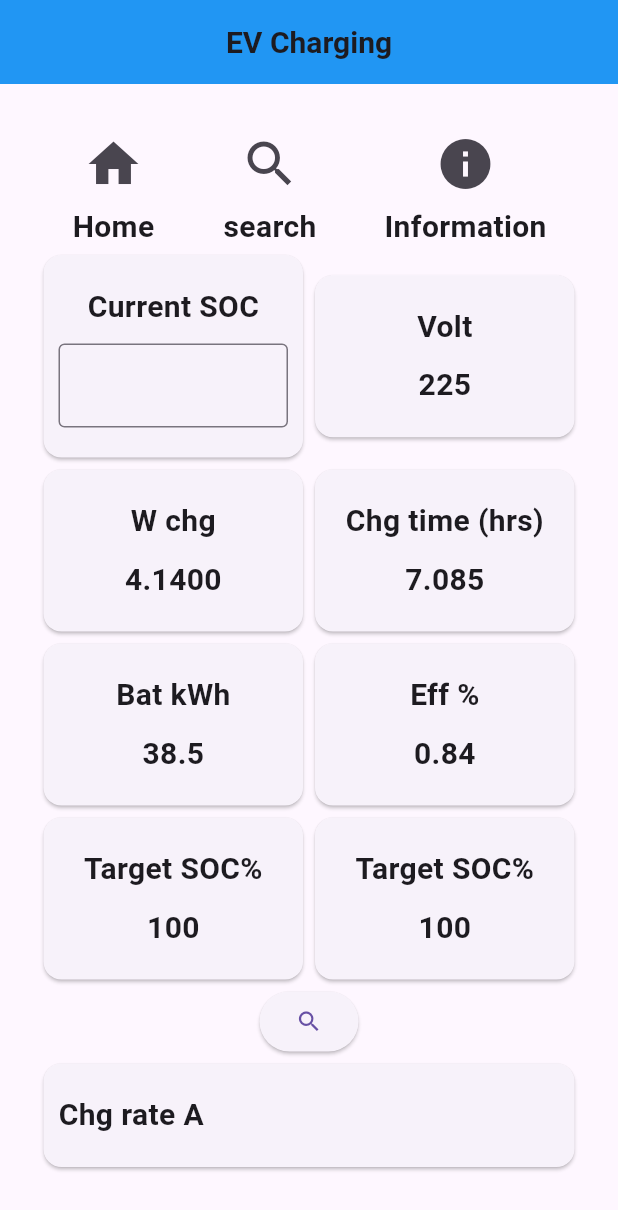
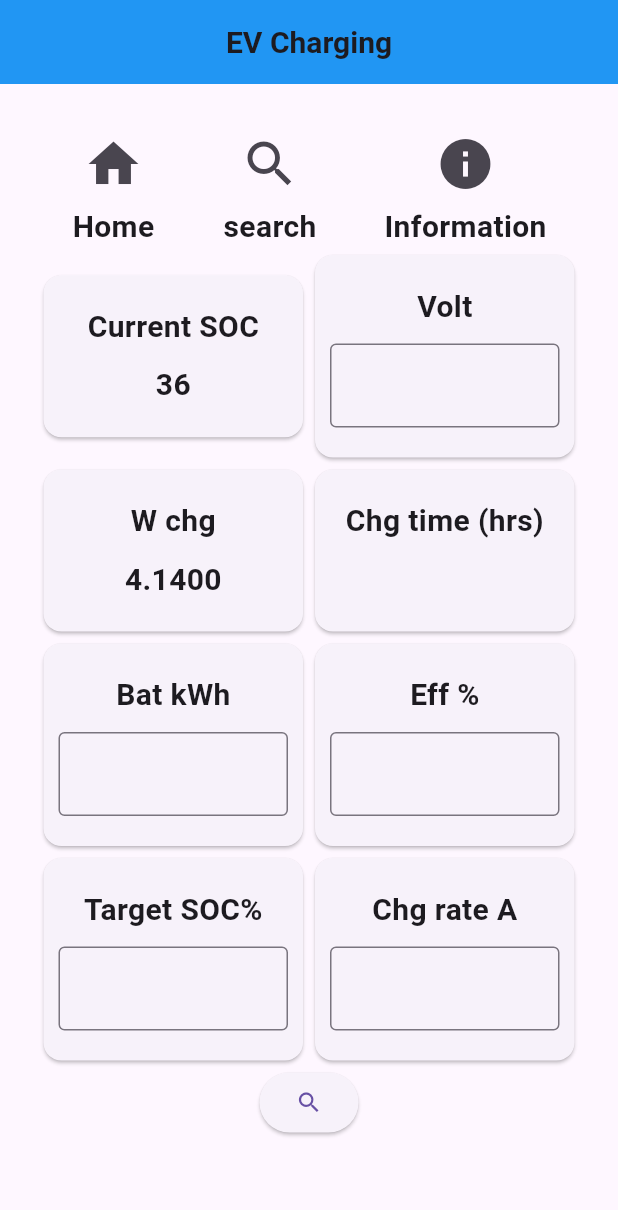
Before and after one commit to ghost08A/arm_app, a Flutter app: the screen it shows after launch, on a phone screen of 412 x 824 dp. Shown: the top 1210 px of the screen. Run offline on Flutter 3.47's test engine with Material 3 defaults, Android fonts, the phone set to English and light mode, and no system bars.

Commit message:
v4.1 input

```diff
--- a/lib/detall.dart
+++ b/lib/detall.dart
@@ -1,4 +1,5 @@
 import 'package:flutter/material.dart';
+import 'package:flutter/services.dart';
 
 class Detall extends StatefulWidget {
   const Detall({super.key});
@@ -8,21 +9,11 @@ class Detall extends StatefulWidget {
 }
 
 class _DetallState extends State<Detall> {
-  String _output_Current = '';
-  String _output_Target = '';
-  String _output_Chg_rate = '';
-  String _output_Volt = '';
-  String _output_W_chg = '';
-  String _output_Chg_time = '';
-  String _output_Bat_kwh = '';
-  String _output_Eff = '';
+  String Charging_time = '';
 
-  final Current = TextEditingController();
   final Target = TextEditingController();
   final Chg_rate = TextEditingController();
   final Volt = TextEditingController();
-  final W_chg = TextEditingController();
-  final Chg_time = TextEditingController();
   final Bat_kwh = TextEditingController();
   final Eff = TextEditingController();
 
@@ -94,11 +85,10 @@ class _DetallState extends State<Detall> {
                               fontWeight: FontWeight.bold, fontSize: 20),
                         ),
                         SizedBox(height: 10),
-                        TextField(
-                          controller: Current,
-                          decoration: InputDecoration(
-                            border: OutlineInputBorder(),
-                          ),
+                        Text(
+                          "36",
+                          style: TextStyle(
+                              fontWeight: FontWeight.bold, fontSize: 20),
                         ),
                       ],
                     ),
@@ -118,10 +108,12 @@ class _DetallState extends State<Detall> {
                               fontWeight: FontWeight.bold, fontSize: 20),
                         ),
                         SizedBox(height: 10),
-                        Text(
-                          "225",
-                          style: TextStyle(
-                              fontWeight: FontWeight.bold, fontSize: 20),
+                        TextField(
+                          controller: Volt,
+                          keyboardType: TextInputType.number,
+                          decoration: InputDecoration(
+                            border: OutlineInputBorder(),
+                          ),
                         ),
                       ],
                     ),
@@ -170,7 +162,7 @@ class _DetallState extends State<Detall> {
                         ),
                         SizedBox(height: 10),
                         Text(
-                          "7.085",
+                          "$Charging_time",
                           style: TextStyle(
                               fontWeight: FontWeight.bold, fontSize: 20),
                         ),
@@ -197,10 +189,12 @@ class _DetallState extends State<Detall> {
                               fontWeight: FontWeight.bold, fontSize: 20),
                         ),
                         SizedBox(height: 10),
-                        Text(
-                          "38.5",
-                          style: TextStyle(
-                              fontWeight: FontWeight.bold, fontSize: 20),
+                        TextField(
+                          controller: Bat_kwh,
+                          keyboardType: TextInputType.number,
+                          decoration: InputDecoration(
+                            border: OutlineInputBorder(),
+                          ),
                         ),
                       ],
                     ),
@@ -220,10 +214,12 @@ class _DetallState extends State<Detall> {
                               fontWeight: FontWeight.bold, fontSize: 20),
                         ),
                         SizedBox(height: 10),
-                        Text(
-                          "0.84",
-                          style: TextStyle(
-                              fontWeight: FontWeight.bold, fontSize: 20),
+                        TextField(
+                          controller: Eff,
+                          keyboardType: TextInputType.number,
+                          decoration: InputDecoration(
+                            border: OutlineInputBorder(),
+                          ),
                         ),
                       ],
                     ),
@@ -248,10 +244,12 @@ class _DetallState extends State<Detall> {
                               fontWeight: FontWeight.bold, fontSize: 20),
                         ),
                         SizedBox(height: 10),
-                        Text(
-                          "100",
-                          style: TextStyle(
-                              fontWeight: FontWeight.bold, fontSize: 20),
+                        TextField(
+                          controller: Target,
+                          keyboardType: TextInputType.number,
+                          decoration: InputDecoration(
+                            border: OutlineInputBorder(),
+                          ),
                         ),
                       ],
                     ),
@@ -266,15 +264,17 @@ class _DetallState extends State<Detall> {
                     child: Column(
                       children: [
                         Text(
-                          "Target SOC%",
+                          "Chg rate A",
                           style: TextStyle(
                               fontWeight: FontWeight.bold, fontSize: 20),
                         ),
                         SizedBox(height: 10),
-                        Text(
-                          "100",
-                          style: TextStyle(
-                              fontWeight: FontWeight.bold, fontSize: 20),
+                        TextField(
+                          controller: Chg_rate,
+                          keyboardType: TextInputType.number,
+                          decoration: InputDecoration(
+                            border: OutlineInputBorder(),
+                          ),
                         ),
                       ],
                     ),
@@ -283,22 +283,36 @@ class _DetallState extends State<Detall> {
               ),
             ],
           ),
-           ElevatedButton(onPressed:(){
-              String input = Current.text;
-              debugPrint('pressed button .. $input');
+          ElevatedButton(
+            onPressed: () {
+              String _Target = Target.text;
+              String _Chg_rate = Chg_rate.text;
+              String _Volt = Volt.text;
+              String _Bat_kwh = Bat_kwh.text;
+              String _Eff = Eff.text;
+
+              double n_Target = double.parse(_Target);
+              double n_Chg_rate = double.parse(_Chg_rate);
+              double n_Volt = double.parse(_Volt);
+              double n_Bat_kwh = double.parse(_Bat_kwh);
+              double n_Eff = double.parse(_Eff);
+
+              double result =
+                  n_Target * n_Bat_kwh / 100 / ((n_Volt * n_Chg_rate) * n_Eff);
+              String _result = result.toStringAsFixed(4);
               setState(() {
-                _output_Current = "$input";
+                Charging_time = "$_result";
               });
-            },child: const Icon(Icons.search),),
-          Card(
+            },
+            child: const Icon(Icons.search),
+          ),
+          /*Card(
             child: Padding(
                 padding:
                     const EdgeInsets.symmetric(horizontal: 10, vertical: 20),
                 child: Column(
                   children: [
-                    Row(
-                        mainAxisAlignment: MainAxisAlignment.start,
-                        children: [
+                    Row(mainAxisAlignment: MainAxisAlignment.start, children: [
                       Text(
                         "Chg rate A",
                         style: TextStyle(
@@ -313,7 +327,7 @@ class _DetallState extends State<Detall> {
                     ]),
                   ],
                 )),
-          ),
+          ),*/
         ]),
       ),
       /* floatingActionButton: FloatingActionButton(
```
Also changed, not shown: lib/welcome_page.dart (+17 -16 lines), lib/main.dart (line endings or trailing spaces). Lines whose indentation alone changed are shown as unchanged.
